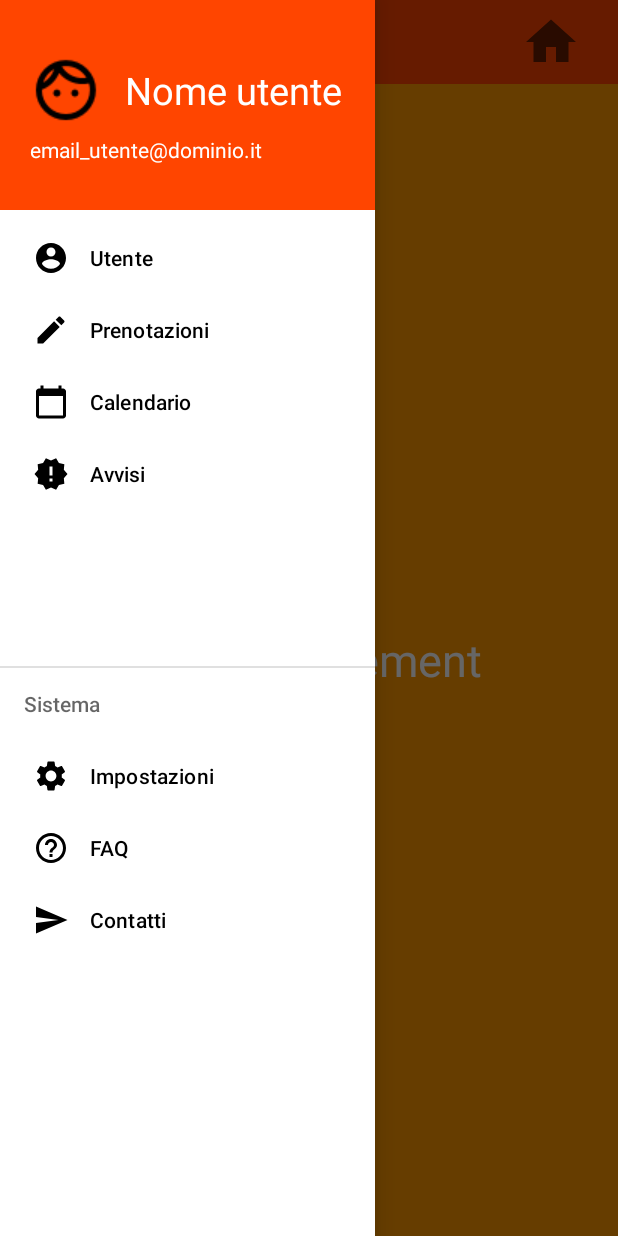
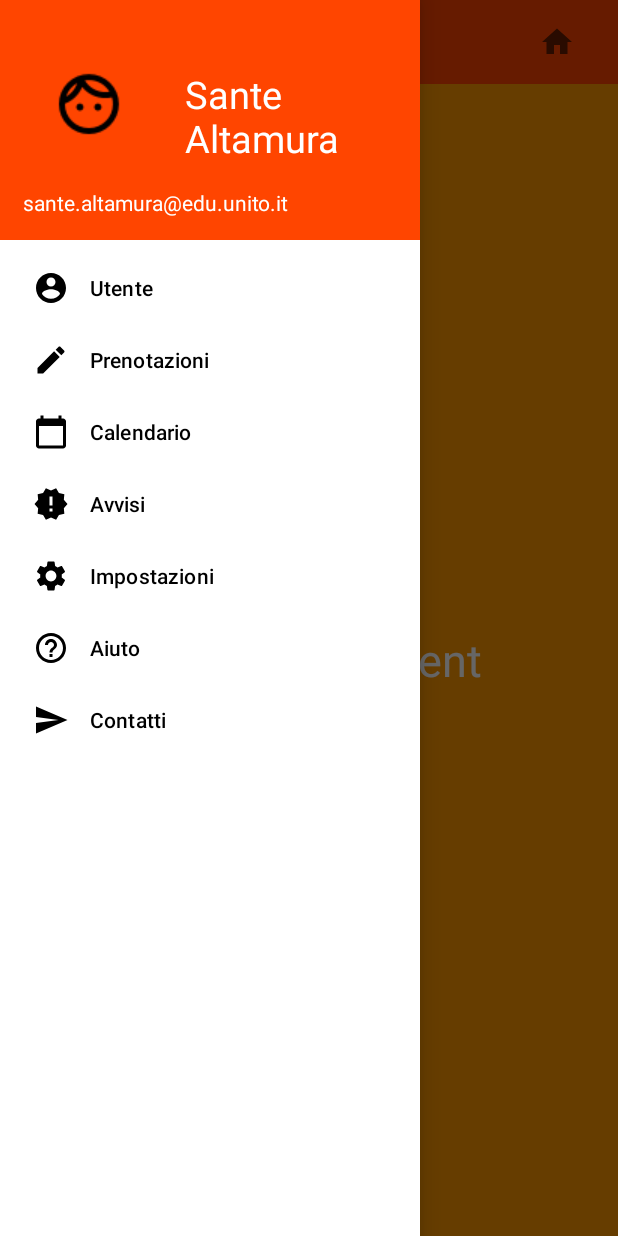
Before and after one commit to santealtamura97/SportinCenterApp, an Android app: the screen it shows after launch (MainActivity), with the side drawer open, on a phone screen of 412 x 824 dp. Run offline under Robolectric (Android 15) with nearby library versions, the phone set to English and light mode, and no system bars.

Commit message:
Revert "aggiustamenti iniziali"
This reverts commit 44e43e1b1910facdd974ebd3d6c8f4023e6c074e.

```diff
--- a/app/src/main/AndroidManifest.xml
+++ b/app/src/main/AndroidManifest.xml
@@ -11,9 +11,10 @@
         android:theme="@style/Theme.SportingCenterApp">
         <activity
             android:name=".MainActivity"
-            android:theme="@style/Theme.SportingCenterApp">
+            android:theme="@style/Theme.SportingCenterApp.NoActionBar">
             <intent-filter>
                 <action android:name="android.intent.action.MAIN" />
+
                 <category android:name="android.intent.category.LAUNCHER" />
             </intent-filter>
         </activity>
--- a/app/src/main/java/com/example/sportincenterapp/MainActivity.kt
+++ b/app/src/main/java/com/example/sportincenterapp/MainActivity.kt
@@ -7,6 +7,7 @@ package com.example.sportincenterapp
 
 import android.os.Bundle
 import android.view.MenuItem
+import android.widget.Button
 import android.widget.ImageButton
 import androidx.appcompat.app.ActionBarDrawerToggle
 import androidx.appcompat.app.AppCompatActivity
--- a/app/src/main/res/drawable/ic_baseline_home_24.xml
+++ b/app/src/main/res/drawable/ic_baseline_home_24.xml
@@ -1,6 +1,6 @@
 <vector xmlns:android="http://schemas.android.com/apk/res/android"
-    android:width="40dp"
-    android:height="40dp"
+    android:width="24dp"
+    android:height="24dp"
     android:viewportWidth="24"
     android:viewportHeight="24"
     android:tint="?attr/colorControlNormal">
--- a/app/src/main/res/layout/activity_main.xml
+++ b/app/src/main/res/layout/activity_main.xml
@@ -2,14 +2,12 @@
 <androidx.drawerlayout.widget.DrawerLayout xmlns:android="http://schemas.android.com/apk/res/android"
     xmlns:app="http://schemas.android.com/apk/res-auto"
     xmlns:tools="http://schemas.android.com/tools"
-    android:theme="@style/Theme.SportingCenterApp"
     android:layout_width="match_parent"
     android:layout_height="match_parent"
     tools:context=".MainActivity"
     android:fitsSystemWindows="true"
     android:id="@+id/nav_view"
     tools:openDrawer="start">
-
 
     <LinearLayout
         android:layout_width="match_parent"
@@ -21,25 +19,16 @@
             android:id="@+id/toolbar"
             android:layout_width="match_parent"
             android:layout_height="?attr/actionBarSize"
-            android:background="@color/primary_color">
+            android:background="@color/orange_nav_menu">
 
-            <LinearLayout
-                android:layout_width="match_parent"
-                android:layout_height="match_parent"
-                android:orientation="horizontal">
-
-                <ImageButton
-                    android:id="@+id/home_button"
-                    android:layout_width="50dp"
-                    android:layout_height="50dp"
-                    android:layout_marginLeft = "270dp"
-                    android:layout_gravity="center_vertical"
-                    android:src="@drawable/ic_baseline_home_24"
-                    android:theme="@style/Theme.SportingCenterApp"
-                    android:background="@color/primary_color">
-                </ImageButton>
-
-            </LinearLayout>
+            <ImageButton
+                android:id="@+id/home_button"
+                android:layout_width="50dp"
+                android:layout_height="50dp"
+                android:layout_marginLeft="290dp"
+                android:src="@drawable/ic_baseline_home_24"
+                android:background="@color/orange_nav_menu"
+                ></ImageButton>
 
         </androidx.appcompat.widget.Toolbar>
 
@@ -47,11 +36,14 @@
             android:layout_width="match_parent"
             android:layout_height="match_parent"
             android:id="@+id/Fragment_container">
+
         </FrameLayout>
+
+
     </LinearLayout>
 
     <com.google.android.material.navigation.NavigationView
-        android:layout_width="250dp"
+        android:layout_width="wrap_content"
         android:layout_height="match_parent"
         android:id="@+id/navigation_view"
         app:headerLayout="@layout/nav_header"
--- a/app/src/main/res/layout/nav_header.xml
+++ b/app/src/main/res/layout/nav_header.xml
@@ -1,49 +1,41 @@
 <?xml version="1.0" encoding="utf-8"?>
-
 <LinearLayout
     xmlns:android="http://schemas.android.com/apk/res/android"
     android:layout_width="match_parent"
-    android:layout_height="140dp"
-    android:gravity="center"
+    android:layout_height="160dp"
+    android:gravity="bottom"
     android:orientation="vertical"
-    android:background="@color/primary_color">
-
+    android:padding="15dp"
+    android:background="@color/orange_nav_menu"
+    android:theme="@style/ThemeOverlay.AppCompat.Dark">
     <LinearLayout
         android:layout_width="match_parent"
-        android:layout_height="60dp"
-        android:gravity="left|center">
+        android:layout_height="100dp"
+        android:padding="20dp">
 
         <ImageView
             android:layout_width="wrap_content"
             android:layout_height="wrap_content"
-            android:layout_marginLeft="20dp"
             android:src="@mipmap/outline_face_black_24dp">
         </ImageView>
 
         <TextView
             android:layout_width="wrap_content"
             android:layout_height="wrap_content"
-            android:text="Nome utente"
-            android:layout_marginLeft="15dp"
-            android:textColor="@color/white"
-            android:textSize="25dp">
+            android:paddingLeft="40dp"
+            android:text="Sante Altamura"
+            android:textColor="#ffffff"
+            android:textSize="25sp">
+
         </TextView>
-
     </LinearLayout>
 
-    <LinearLayout
-        android:layout_width="match_parent"
-        android:layout_height="20dp"
-        android:gravity="left|center">
+    <TextView
+        android:layout_width="wrap_content"
+        android:layout_height="wrap_content"
+        android:textColor="#ffffff"
+        android:text="sante.altamura@edu.unito.it">
 
-        <TextView
-            android:layout_width="wrap_content"
-            android:layout_height="wrap_content"
-            android:layout_marginLeft="20dp"
-            android:textColor="@color/white"
-            android:text="email_utente@dominio.it">
-        </TextView>
-
-    </LinearLayout>
+    </TextView>
 
 </LinearLayout>
--- a/app/src/main/res/menu/menu.xml
+++ b/app/src/main/res/menu/menu.xml
@@ -1,66 +1,54 @@
 <?xml version="1.0" encoding="utf-8"?>
 <menu xmlns:android="http://schemas.android.com/apk/res/android">
 
-    <!-- first group -->
+    <group android:checkableBehavior="single">
+        <item
+            android:id="@+id/user"
+            android:icon="@drawable/ic_baseline_account_circle_24"
+            android:title="Utente">
+
+        </item>
+        <item
+            android:id="@+id/bookings"
+            android:icon="@drawable/ic_baseline_edit_24"
+            android:title="Prenotazioni">
+
+        </item>
+        <item
+            android:id="@+id/calendar"
+            android:icon="@drawable/ic_baseline_calendar_today_24"
+            android:title="Calendario">
+
+        </item>
+        <item
+            android:id="@+id/news"
+            android:icon="@drawable/ic_baseline_new_releases_24"
+            android:title="Avvisi">
+
+        </item>
+    </group>
+
     <group android:checkableBehavior="single">
 
         <item
-            android:id="@+id/user"
-            android:icon="@drawable/ic_baseline_account_circle_24"
-            android:title="@string/utente">
+            android:id="@+id/settings"
+            android:icon="@drawable/ic_baseline_settings_24"
+            android:title="Impostazioni">
         </item>
-
         <item
-            android:id="@+id/bookings"
-            android:icon="@drawable/ic_baseline_edit_24"
-            android:title="@string/prenotazioni">
-        </item>
-
-        <item
-            android:id="@+id/calendar"
-            android:icon="@drawable/ic_baseline_calendar_today_24"
-            android:title="@string/calendario">
+            android:id="@+id/help"
+            android:icon="@drawable/ic_baseline_help_outline_24"
+            android:title="Aiuto">
 
         </item>
-
         <item
-            android:id="@+id/news"
-            android:icon="@drawable/ic_baseline_new_releases_24"
-            android:title="@string/avvisi">
+            android:id="@+id/contacts"
+            android:icon="@drawable/ic_baseline_send_24"
+            android:title="Contatti">
 
         </item>
 
     </group>
 
-    <!-- empty items only for space -->
-    <item android:title="">
-    </item>
-    <item android:title="">
-    </item>
-
-    <item android:title ="@string/sistema">
-        <menu>
-
-            <item
-                android:id="@+id/settings"
-                android:icon="@drawable/ic_baseline_settings_24"
-                android:title="@string/impostazioni">
-            </item>
-
-            <item
-                android:id="@+id/help"
-                android:icon="@drawable/ic_baseline_help_outline_24"
-                android:title="@string/FAQ">
-            </item>
-
-            <item
-                android:id="@+id/contacts"
-                android:icon="@drawable/ic_baseline_send_24"
-                android:title="@string/contatti">
-            </item>
-
-        </menu>
-
-    </item>
 
 </menu>
--- a/app/src/main/res/values/colors.xml
+++ b/app/src/main/res/values/colors.xml
@@ -7,7 +7,7 @@
     <color name="teal_700">#FF018786</color>
     <color name="black">#FF000000</color>
     <color name="white">#FFFFFFFF</color>
-    <!-- first theme color -->
-    <color name="primary_color">#FF4500</color>
-    <color name="background_color">#DCC7C7</color>
+    <color name="orange_nav_menu">#FF4500</color>
+    <color name="orange_selection_nav_menu">#FF7F50</color>
+    <color name="background_navigation_menu">#FAF0E6</color>
 </resources>
--- a/app/src/main/res/values/strings.xml
+++ b/app/src/main/res/values/strings.xml
@@ -2,13 +2,6 @@
     <string name="app_name">SportingCenterApp</string>
     <string name="navigation_draw_open">open navigation drawer</string>
     <string name="navigation_draw_close">close navigation drawer</string>
-    <string name="utente">Utente</string>
-    <string name="prenotazioni">Prenotazioni</string>
-    <string name="calendario">Calendario</string>
-    <string name="avvisi">Avvisi</string>
-    <string name="sistema">Sistema</string>
-    <string name="impostazioni">Impostazioni</string>
-    <string name="FAQ">FAQ</string>
-    <string name="contatti">Contatti</string>
-
+    <!-- TODO: Remove or change this placeholder text -->
+    <string name="hello_blank_fragment">Hello blank fragment</string>
 </resources>
--- a/app/src/main/res/values/themes.xml
+++ b/app/src/main/res/values/themes.xml
@@ -1,12 +1,22 @@
 <resources xmlns:tools="http://schemas.android.com/tools">
+    <!-- Base application theme. -->
     <style name="Theme.SportingCenterApp" parent="Theme.MaterialComponents.DayNight.DarkActionBar">
-        <!-- remove action bar from my application -->
+        <!-- Primary brand color. -->
+        <item name="colorPrimary">@color/purple_500</item>
+        <item name="colorPrimaryVariant">@color/purple_700</item>
+        <item name="colorOnPrimary">@color/white</item>
+        <!-- Secondary brand color. -->
+        <item name="colorSecondary">@color/teal_200</item>
+        <item name="colorSecondaryVariant">@color/teal_700</item>
+        <item name="colorOnSecondary">@color/black</item>
+        <!-- Status bar color. -->
+        <item name="android:statusBarColor" tools:targetApi="l">?attr/colorPrimaryVariant</item>
+        <!-- Customize your theme here. -->
+    </style>
+
+    <style name="Theme.SportingCenterApp.NoActionBar">
         <item name="windowActionBar">false</item>
         <item name="windowNoTitle">true</item>
-        <!-- Status bar color. -->
-        <item name="android:statusBarColor" tools:targetApi="l">@color/black</item>
-        <!-- background color -->
-        <item name="android:windowBackground">@color/background_color</item>
     </style>
 
 </resources>
```
